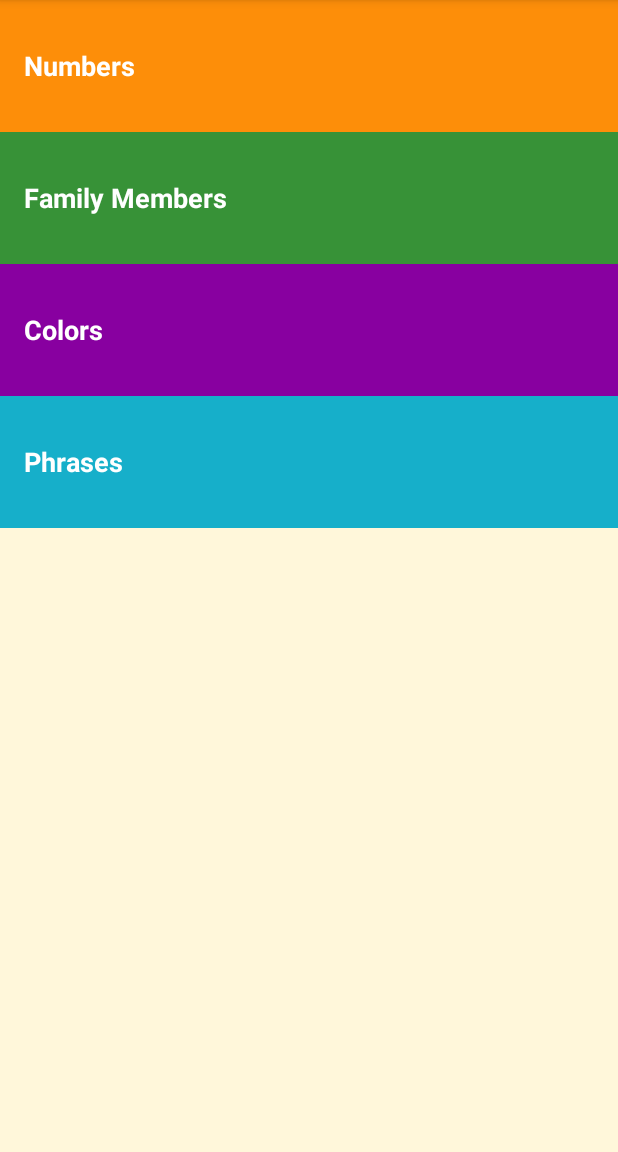
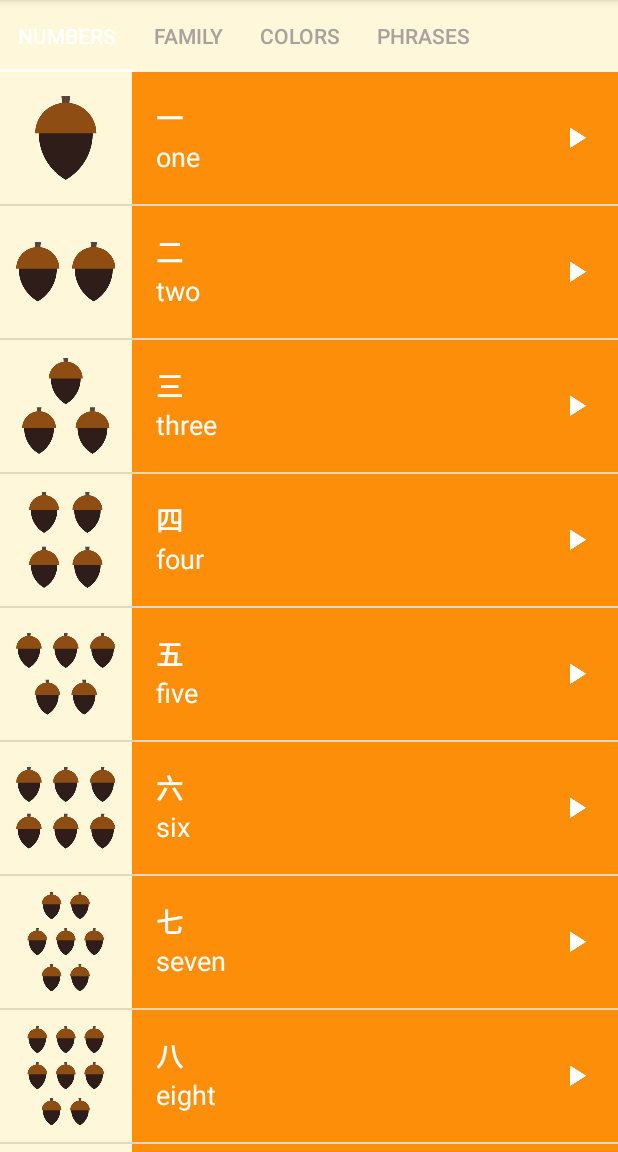
Before and after one commit to coco-hkk/Translation-Kotlin, an Android app: the screen it shows after launch (MainActivity), on a phone screen of 412 x 824 dp, the part 84-1236 px from its top. Run offline under Robolectric (Android 15) with nearby library versions, the phone set to English and light mode, and no system bars.

Commit message:
fragment update

```diff
--- a/app/build.gradle
+++ b/app/build.gradle
@@ -54,4 +54,5 @@ dependencies {
     implementation 'androidx.appcompat:appcompat:1.2.0'
     implementation 'com.google.android.material:material:1.3.0'
     implementation 'androidx.constraintlayout:constraintlayout:2.0.4'
+    implementation 'androidx.legacy:legacy-support-v4:1.0.0'
 }
--- /dev/null
+++ b/app/src/main/java/com/coco_hkk/translation/CategoryAdapter.kt
@@ -0,0 +1,39 @@
+package com.coco_hkk.translation
+
+import android.content.Context
+import androidx.fragment.app.Fragment
+import androidx.fragment.app.FragmentActivity
+import androidx.viewpager2.adapter.FragmentStateAdapter
+
+private const val NUM_PAGES = 4
+
+class CategoryAdapter(fragment: FragmentActivity) : FragmentStateAdapter(fragment) {
+    private  val context: Context = fragment
+
+    private val translationTabs = listOf(
+        R.string.category_numbers,
+        R.string.category_family,
+        R.string.category_colors,
+        R.string.category_phrases
+    )
+
+    override fun getItemCount(): Int {
+        return NUM_PAGES
+    }
+
+    override fun createFragment(position: Int): Fragment {
+        return when (position) {
+            0 -> NumbersFragment.newInstance()
+            1 -> FamilyFragment.newInstance()
+            2 -> ColorsFragment.newInstance()
+            else -> PhrasesFragment.newInstance()
+        }
+    }
+
+    fun getTabName(position: Int): String {
+        return when(position) {
+            0,1,2,3 -> context.getString(translationTabs[position]).split(" ")[0]
+            else -> "null"
+        }
+    }
+}
--- a/app/src/main/java/com/coco_hkk/translation/MainActivity.kt
+++ b/app/src/main/java/com/coco_hkk/translation/MainActivity.kt
@@ -1,46 +1,33 @@
 package com.coco_hkk.translation
 
-import android.content.Intent
 import android.os.Bundle
-import android.widget.TextView
 import androidx.appcompat.app.AppCompatActivity
+import androidx.viewpager2.widget.ViewPager2
 import com.coco_hkk.translation.databinding.ActivityMainBinding
+import com.google.android.material.tabs.TabLayoutMediator
 
 class MainActivity : AppCompatActivity() {
-    // 视图绑定
-    private lateinit var mBinding: ActivityMainBinding
 
     override fun onCreate(savedInstanceState: Bundle?) {
         super.onCreate(savedInstanceState)
 
         // 视图绑定
-        mBinding = ActivityMainBinding.inflate(layoutInflater)
-        val view = mBinding.root
-        setContentView(view)
+        val binding = ActivityMainBinding.inflate(layoutInflater)
+        setContentView(binding.root)
 
-        // 监听 numbers 若被点击则启动 numbers 的 activity
-        val numbers: TextView = mBinding.numbers
-        numbers.setOnClickListener {
-            val numbersIntent = Intent(this@MainActivity, NumbersActivity::class.java).apply {}
-            startActivity(numbersIntent)
-        }
+        // Find the view pager that will allow the user to swipe between fragments
+        val viewPager: ViewPager2 = binding.viewpager
 
-        val family: TextView = mBinding.family
-        family.setOnClickListener {
-            val familyIntent = Intent(this@MainActivity, FamilyActivity::class.java).apply {}
-            startActivity(familyIntent)
-        }
+        // Create an adapter that knows which fragment should be shown on each page
+        val adapter = CategoryAdapter(this)
 
-        val colors: TextView = mBinding.colors
-        colors.setOnClickListener {
-            val colorsIntent = Intent(this@MainActivity, ColorsActivity::class.java).apply {}
-            startActivity(colorsIntent)
-        }
+        // Set the adapter onto the view pager
+        viewPager.adapter = adapter
 
-        val phrases: TextView = mBinding.phrases
-        phrases.setOnClickListener {
-            val phrasesIntent = Intent(this@MainActivity, PhrasesActivity::class.java).apply {}
-            startActivity(phrasesIntent)
-        }
+        // Find the tab layout that shows the tabs
+        val tabLayout = binding.tabs
+        TabLayoutMediator(tabLayout, viewPager, true) { tab, position ->
+            tab.text = adapter.getTabName(position)
+        }.attach()
     }
 }
--- a/app/src/main/java/com/coco_hkk/translation/PhrasesActivity.kt
+++ b/app/src/main/java/com/coco_hkk/translation/NumbersFragment.kt
@@ -6,13 +6,22 @@ import android.media.AudioFocusRequest
 import android.media.AudioManager
 import android.media.MediaPlayer
 import android.os.Bundle
+import android.view.LayoutInflater
+import android.view.View
+import android.view.ViewGroup
 import android.widget.ListView
-import androidx.appcompat.app.AppCompatActivity
+import androidx.fragment.app.Fragment
 import com.coco_hkk.translation.databinding.WordListBinding
 
-class PhrasesActivity : AppCompatActivity() {
+/**
+ * A simple [Fragment] subclass.
+ * Use the [NumbersFragment.newInstance] factory method to
+ * create an instance of this fragment.
+ */
+class NumbersFragment : Fragment() {
     // 视图绑定
-    private lateinit var mBinding: WordListBinding
+    private var mBinding: WordListBinding? = null
+    private val binding get() = mBinding!!
 
     private var mMedia: MediaPlayer? = null
 
@@ -46,16 +55,14 @@ class PhrasesActivity : AppCompatActivity() {
             }
         }
 
-    override fun onCreate(savedInstanceState: Bundle?) {
-        super.onCreate(savedInstanceState)
-
-        // 视图绑定
-        mBinding = WordListBinding.inflate(layoutInflater)
-        val view = mBinding.root
-        setContentView(view)
+    override fun onCreateView(
+        inflater: LayoutInflater, container: ViewGroup?,
+        savedInstanceState: Bundle?
+    ): View {
+        mBinding = WordListBinding.inflate(inflater, container, false)
 
         // 0. 获取音频服务
-        mAudioManager = getSystemService(Context.AUDIO_SERVICE) as AudioManager
+        mAudioManager = activity?.getSystemService(Context.AUDIO_SERVICE) as AudioManager
 
         // 1. 定义 AudioFocus 属性
         val mPlaybackAttributes = AudioAttributes.Builder()
@@ -69,22 +76,33 @@ class PhrasesActivity : AppCompatActivity() {
             .setOnAudioFocusChangeListener(afChangeListener)
             .build()
 
-        val phrase: List<Word> =
-            listOf(
-                Word("Good Morning!", "早上好！", null, R.raw.phrase_morning),
-                Word("Did you have breakfast?", "吃了吗？", null, R.raw.phrase_eat),
-                Word("Where are you going?", "去哪？", null, R.raw.phrase_go),
-            )
+        // 定义 numbers 列表，元素类型为 Word 类
+        val words = listOf(
+            Word("one", "一", R.drawable.number_one, R.raw.number_one),
+            Word("two", "二", R.drawable.number_two, R.raw.number_two),
+            Word("three", "三", R.drawable.number_three, R.raw.number_three),
+            Word("four", "四", R.drawable.number_four, R.raw.number_four),
+            Word("five", "五", R.drawable.number_five, R.raw.number_five),
+            Word("six", "六", R.drawable.number_six, R.raw.number_six),
+            Word("seven", "七", R.drawable.number_seven, R.raw.number_seven),
+            Word("eight", "八", R.drawable.number_eight, R.raw.number_eight),
+            Word("nine", "九", R.drawable.number_nine, R.raw.number_nine),
+            Word("ten", "十", R.drawable.number_ten, R.raw.number_ten),
+        )
 
-        val adapter = WordAdapter(this, phrase, R.color.category_phrases)
+        /* for (x in words.indices) {
+             Log.v("NumbersActivity", "Word at index $x: ${words[x]}")
+         }*/
 
-        val listView: ListView = mBinding.list
+        // 创建 AdapterView
+        val adapter = WordAdapter(activity!!, words, R.color.category_numbers)
+
+        val listView: ListView = binding.list
 
         listView.adapter = adapter
 
         listView.setOnItemClickListener { _, _, position, _ ->
-            val word: Word = phrase[position]
-
+            val word: Word = words[position]
             releaseMediaPlayer()
 
             // 4. AudioManager 处理音频焦点
@@ -92,7 +110,7 @@ class PhrasesActivity : AppCompatActivity() {
 
             // 5. 若请求成功则播放音频
             if (result == AudioManager.AUDIOFOCUS_REQUEST_GRANTED) {
-                mMedia = MediaPlayer.create(this, word.soundId)
+                mMedia = MediaPlayer.create(activity, word.soundId)
                 mMedia?.setAudioAttributes(mPlaybackAttributes)
                 mMedia?.start()
 
@@ -100,9 +118,10 @@ class PhrasesActivity : AppCompatActivity() {
                 mMedia?.setOnCompletionListener(mCompletionListener)
             }
         }
+
+        return binding.root
     }
 
-    // 当 activity 在 onStop 状态时释放 media 资源
     override fun onStop() {
         super.onStop()
 
@@ -117,4 +136,16 @@ class PhrasesActivity : AppCompatActivity() {
         // 6. 当失去音频焦点时调用
         mAudioManager.abandonAudioFocusRequest(mFocusRequest)
     }
+
+    companion object {
+        /**
+         * Use this factory method to create a new instance of
+         * this fragment using the provided parameters.
+         *
+         * @return A new instance of fragment NumbersFragment.
+         */
+        @JvmStatic
+        fun newInstance() =
+            NumbersFragment().apply { }
+    }
 }
--- a/app/src/main/java/com/coco_hkk/translation/WordAdapter.kt
+++ b/app/src/main/java/com/coco_hkk/translation/WordAdapter.kt
@@ -8,7 +8,6 @@ import android.widget.ArrayAdapter
 import android.widget.ImageView
 import android.widget.TextView
 import androidx.core.content.ContextCompat
-import com.coco_hkk.translation.databinding.ListItemBinding
 
 
 /**
--- a/app/src/main/res/layout/activity_main.xml
+++ b/app/src/main/res/layout/activity_main.xml
@@ -3,56 +3,22 @@
     xmlns:tools="http://schemas.android.com/tools"
     android:layout_width="match_parent"
     android:layout_height="match_parent"
+    xmlns:app="http://schemas.android.com/apk/res-auto"
     android:background="@color/tan_background"
     android:orientation="vertical"
     tools:context=".MainActivity">
 
-    <FrameLayout
+    <com.google.android.material.tabs.TabLayout
+        android:id="@+id/tabs"
+        style="@style/CategoryTab"
         android:layout_width="match_parent"
         android:layout_height="wrap_content"
-        android:background="@color/category_numbers">
+        app:tabMode="scrollable" />
 
-        <TextView
-            android:id="@+id/numbers"
-            style="@style/CategoryStyle"
-            android:background="?android:selectableItemBackground"
-            android:text="@string/category_numbers" />
-    </FrameLayout>
-
-    <FrameLayout
+    <androidx.viewpager2.widget.ViewPager2
+        android:id="@+id/viewpager"
         android:layout_width="match_parent"
-        android:layout_height="wrap_content"
-        android:background="@color/category_family">
-
-        <TextView
-            android:id="@+id/family"
-            style="@style/CategoryStyle"
-            android:background="?android:selectableItemBackground"
-            android:text="@string/category_family" />
-    </FrameLayout>
-
-    <FrameLayout
-        android:layout_width="match_parent"
-        android:layout_height="wrap_content"
-        android:background="@color/category_colors">
-
-        <TextView
-            android:id="@+id/colors"
-            style="@style/CategoryStyle"
-            android:background="?android:selectableItemBackground"
-            android:text="@string/category_colors" />
-    </FrameLayout>
-
-    <FrameLayout
-        android:layout_width="match_parent"
-        android:layout_height="wrap_content"
-        android:background="@color/category_phrases">
-
-        <TextView
-            android:id="@+id/phrases"
-            style="@style/CategoryStyle"
-            android:background="?android:selectableItemBackground"
-            android:text="@string/category_phrases" />
-    </FrameLayout>
+        android:layout_height="0dp"
+        android:layout_weight="1" />
 
 </LinearLayout>
--- a/app/src/main/res/values/themes.xml
+++ b/app/src/main/res/values/themes.xml
@@ -22,4 +22,15 @@
         <item name="android:textStyle">bold</item>
         <item name="android:textAppearance">?android:textAppearanceMedium</item>
     </style>
+    <!-- Style for a tab that displays a category name -->
+    <style name="CategoryTab" parent="Widget.Design.TabLayout">
+        <item name="tabIndicatorColor">@android:color/white</item>
+        <item name="tabSelectedTextColor">@android:color/white</item>
+        <item name="tabTextAppearance">@style/CategoryTabTextAppearance</item>
+    </style>
+
+    <!-- Text appearance style for a category tab -->
+    <style name="CategoryTabTextAppearance" parent="TextAppearance.Design.Tab">
+        <item name="android:textColor">#A8A19E</item>
+    </style>
 </resources>
```
Also changed, not shown: app/src/main/AndroidManifest.xml (+0 -21 lines), app/src/main/java/com/coco_hkk/translation/ColorsFragment.kt (renamed from app/src/main/java/com/coco_hkk/translation/FamilyActivity.kt, +48 -54 lines), app/src/main/java/com/coco_hkk/translation/FamilyFragment.kt (renamed from app/src/main/java/com/coco_hkk/translation/NumbersActivity.kt, +73 -40 lines), app/src/main/java/com/coco_hkk/translation/PhrasesFragment.kt (renamed from app/src/main/java/com/coco_hkk/translation/ColorsActivity.kt, +44 -24 lines), 1 other file.
